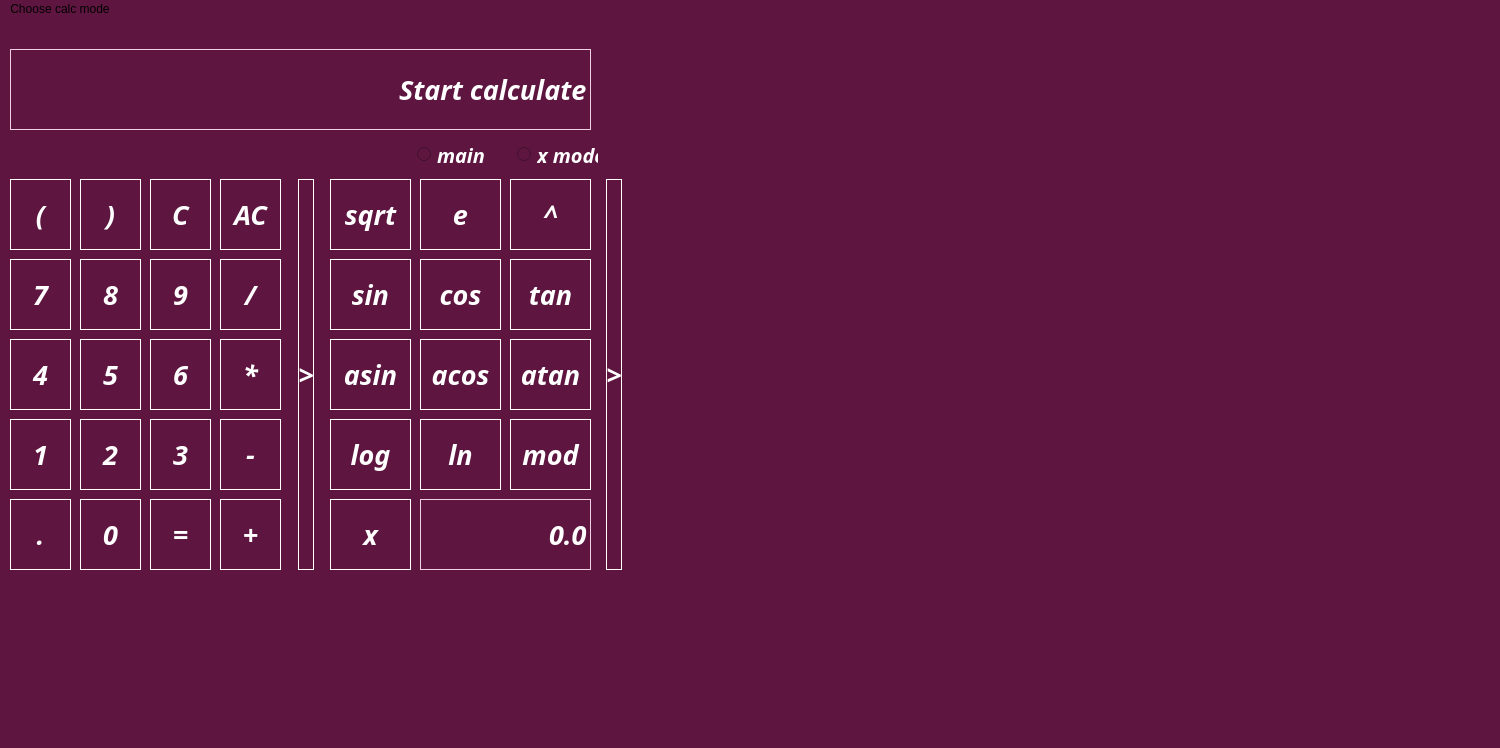
This is src/mainwindow.ui in PolinaSKozlova/SmartCalc_v2.0 as Qt 5 draws it before an edit. The edited form follows.
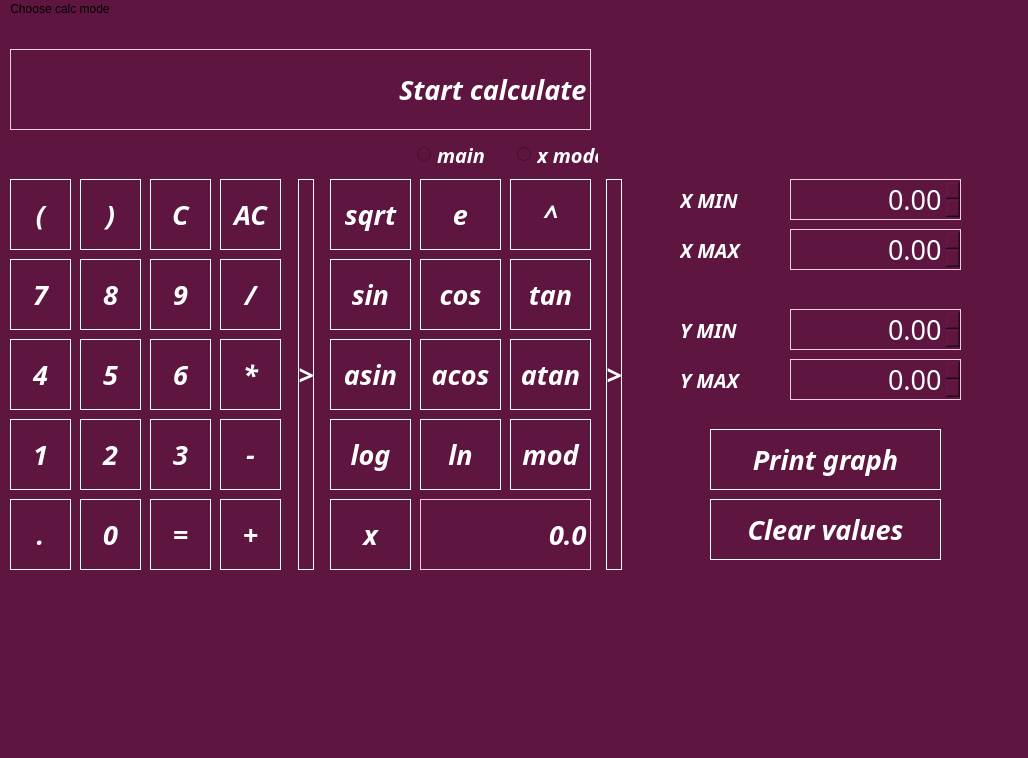
This is the edited form.

Commit message: добавила поля для отрисовки графика

What changed in the file:
```diff
--- a/src/mainwindow.ui
+++ b/src/mainwindow.ui
@@ -6,8 +6,8 @@
    <rect>
     <x>0</x>
     <y>0</y>
-    <width>1500</width>
-    <height>748</height>
+    <width>1028</width>
+    <height>758</height>
    </rect>
   </property>
   <property name="font">
@@ -63,7 +63,7 @@
      <rect>
       <x>0</x>
       <y>120</y>
-      <width>641</width>
+      <width>1001</width>
       <height>441</height>
      </rect>
     </property>
@@ -1535,6 +1535,334 @@
       </property>
      </widget>
     </widget>
+    <widget class="QFrame" name="frame_3">
+     <property name="geometry">
+      <rect>
+       <x>670</x>
+       <y>40</y>
+       <width>321</width>
+       <height>391</height>
+      </rect>
+     </property>
+     <property name="frameShape">
+      <enum>QFrame::NoFrame</enum>
+     </property>
+     <property name="frameShadow">
+      <enum>QFrame::Raised</enum>
+     </property>
+     <widget class="QDoubleSpinBox" name="y_max">
+      <property name="geometry">
+       <rect>
+        <x>120</x>
+        <y>180</y>
+        <width>171</width>
+        <height>41</height>
+       </rect>
+      </property>
+      <property name="font">
+       <font>
+        <family>Shree Devanagari 714</family>
+        <pointsize>20</pointsize>
+       </font>
+      </property>
+      <property name="layoutDirection">
+       <enum>Qt::LeftToRight</enum>
+      </property>
+      <property name="styleSheet">
+       <string notr="true">background-color: qlineargradient(x1: 0, y1: 0, x2: 0, y2: 1, 
+													stop: 0 #f5b5da, stop: 1 #521839 );
+color: white;
+border: 1px solid #f2d0e4;</string>
+      </property>
+      <property name="alignment">
+       <set>Qt::AlignRight|Qt::AlignTrailing|Qt::AlignVCenter</set>
+      </property>
+      <property name="buttonSymbols">
+       <enum>QAbstractSpinBox::UpDownArrows</enum>
+      </property>
+      <property name="minimum">
+       <double>-1000.000000000000000</double>
+      </property>
+      <property name="maximum">
+       <double>1000.000000000000000</double>
+      </property>
+     </widget>
+     <widget class="QDoubleSpinBox" name="x_max">
+      <property name="geometry">
+       <rect>
+        <x>120</x>
+        <y>50</y>
+        <width>171</width>
+        <height>41</height>
+       </rect>
+      </property>
+      <property name="font">
+       <font>
+        <family>Shree Devanagari 714</family>
+        <pointsize>20</pointsize>
+       </font>
+      </property>
+      <property name="layoutDirection">
+       <enum>Qt::LeftToRight</enum>
+      </property>
+      <property name="styleSheet">
+       <string notr="true">background-color: qlineargradient(x1: 0, y1: 0, x2: 0, y2: 1, 
+													stop: 0 #f5b5da, stop: 1 #521839 );
+color: white;
+border: 1px solid #f2d0e4;</string>
+      </property>
+      <property name="alignment">
+       <set>Qt::AlignRight|Qt::AlignTrailing|Qt::AlignVCenter</set>
+      </property>
+      <property name="buttonSymbols">
+       <enum>QAbstractSpinBox::UpDownArrows</enum>
+      </property>
+      <property name="minimum">
+       <double>-1000.000000000000000</double>
+      </property>
+      <property name="maximum">
+       <double>1000.000000000000000</double>
+      </property>
+     </widget>
+     <widget class="QDoubleSpinBox" name="y_min">
+      <property name="geometry">
+       <rect>
+        <x>120</x>
+        <y>130</y>
+        <width>171</width>
+        <height>41</height>
+       </rect>
+      </property>
+      <property name="font">
+       <font>
+        <family>Shree Devanagari 714</family>
+        <pointsize>20</pointsize>
+       </font>
+      </property>
+      <property name="layoutDirection">
+       <enum>Qt::LeftToRight</enum>
+      </property>
+      <property name="styleSheet">
+       <string notr="true">background-color: qlineargradient(x1: 0, y1: 0, x2: 0, y2: 1, 
+													stop: 0 #f5b5da, stop: 1 #521839 );
+color: white;
+border: 1px solid #f2d0e4;</string>
+      </property>
+      <property name="alignment">
+       <set>Qt::AlignRight|Qt::AlignTrailing|Qt::AlignVCenter</set>
+      </property>
+      <property name="buttonSymbols">
+       <enum>QAbstractSpinBox::UpDownArrows</enum>
+      </property>
+      <property name="minimum">
+       <double>-1000.000000000000000</double>
+      </property>
+      <property name="maximum">
+       <double>1000.000000000000000</double>
+      </property>
+     </widget>
+     <widget class="QDoubleSpinBox" name="x_min">
+      <property name="geometry">
+       <rect>
+        <x>120</x>
+        <y>0</y>
+        <width>171</width>
+        <height>41</height>
+       </rect>
+      </property>
+      <property name="font">
+       <font>
+        <family>Shree Devanagari 714</family>
+        <pointsize>20</pointsize>
+       </font>
+      </property>
+      <property name="layoutDirection">
+       <enum>Qt::LeftToRight</enum>
+      </property>
+      <property name="styleSheet">
+       <string notr="true">background-color: qlineargradient(x1: 0, y1: 0, x2: 0, y2: 1, 
+													stop: 0 #f5b5da, stop: 1 #521839 );
+color: white;
+border: 1px solid #f2d0e4;</string>
+      </property>
+      <property name="alignment">
+       <set>Qt::AlignRight|Qt::AlignTrailing|Qt::AlignVCenter</set>
+      </property>
+      <property name="buttonSymbols">
+       <enum>QAbstractSpinBox::UpDownArrows</enum>
+      </property>
+      <property name="minimum">
+       <double>-1000.000000000000000</double>
+      </property>
+      <property name="maximum">
+       <double>1000.000000000000000</double>
+      </property>
+     </widget>
+     <widget class="QLabel" name="label_for_x_min">
+      <property name="geometry">
+       <rect>
+        <x>10</x>
+        <y>0</y>
+        <width>91</width>
+        <height>41</height>
+       </rect>
+      </property>
+      <property name="font">
+       <font>
+        <family>Shree Devanagari 714</family>
+        <pointsize>15</pointsize>
+        <italic>true</italic>
+        <bold>true</bold>
+       </font>
+      </property>
+      <property name="styleSheet">
+       <string notr="true">color: white;</string>
+      </property>
+      <property name="text">
+       <string>X MIN</string>
+      </property>
+     </widget>
+     <widget class="QLabel" name="label_for_x_max">
+      <property name="geometry">
+       <rect>
+        <x>10</x>
+        <y>50</y>
+        <width>91</width>
+        <height>41</height>
+       </rect>
+      </property>
+      <property name="font">
+       <font>
+        <family>Shree Devanagari 714</family>
+        <pointsize>15</pointsize>
+        <italic>true</italic>
+        <bold>true</bold>
+       </font>
+      </property>
+      <property name="styleSheet">
+       <string notr="true">color: white;</string>
+      </property>
+      <property name="text">
+       <string>X MAX</string>
+      </property>
+     </widget>
+     <widget class="QLabel" name="label_for_y_max">
+      <property name="geometry">
+       <rect>
+        <x>10</x>
+        <y>180</y>
+        <width>91</width>
+        <height>41</height>
+       </rect>
+      </property>
+      <property name="font">
+       <font>
+        <family>Shree Devanagari 714</family>
+        <pointsize>15</pointsize>
+        <italic>true</italic>
+        <bold>true</bold>
+       </font>
+      </property>
+      <property name="styleSheet">
+       <string notr="true">color: white;</string>
+      </property>
+      <property name="text">
+       <string>Y MAX</string>
+      </property>
+     </widget>
+     <widget class="QLabel" name="label_for_y_min">
+      <property name="geometry">
+       <rect>
+        <x>10</x>
+        <y>130</y>
+        <width>101</width>
+        <height>41</height>
+       </rect>
+      </property>
+      <property name="font">
+       <font>
+        <family>Shree Devanagari 714</family>
+        <pointsize>15</pointsize>
+        <italic>true</italic>
+        <bold>true</bold>
+       </font>
+      </property>
+      <property name="styleSheet">
+       <string notr="true">color: white;</string>
+      </property>
+      <property name="text">
+       <string>Y MIN</string>
+      </property>
+     </widget>
+     <widget class="QPushButton" name="pushButton">
+      <property name="geometry">
+       <rect>
+        <x>40</x>
+        <y>320</y>
+        <width>231</width>
+        <height>61</height>
+       </rect>
+      </property>
+      <property name="font">
+       <font>
+        <family>Shree Devanagari 714</family>
+        <pointsize>20</pointsize>
+        <italic>true</italic>
+        <bold>true</bold>
+       </font>
+      </property>
+      <property name="styleSheet">
+       <string notr="true">QPushButton {
+background-color: qlineargradient(x1: 0, y1: 0, x2: 0, y2: 1,
+                                      stop: 0 #f5b5da, stop: 1 #521839 );
+color: white;
+border: 1px solid white;
+}
+
+QPushButton:pressed {
+    background-color: qlineargradient(x1: 0, y1: 0, x2: 0, y2: 1,
+                                      stop: 0 #521839, stop: 1 #f5b5da);
+}</string>
+      </property>
+      <property name="text">
+       <string>Clear values</string>
+      </property>
+     </widget>
+     <widget class="QPushButton" name="print_graph">
+      <property name="geometry">
+       <rect>
+        <x>40</x>
+        <y>250</y>
+        <width>231</width>
+        <height>61</height>
+       </rect>
+      </property>
+      <property name="font">
+       <font>
+        <family>Shree Devanagari 714</family>
+        <pointsize>20</pointsize>
+        <italic>true</italic>
+        <bold>true</bold>
+       </font>
+      </property>
+      <property name="styleSheet">
+       <string notr="true">QPushButton {
+background-color: qlineargradient(x1: 0, y1: 0, x2: 0, y2: 1,
+                                      stop: 0 #f5b5da, stop: 1 #521839 );
+color: white;
+border: 1px solid white;
+}
+
+QPushButton:pressed {
+    background-color: qlineargradient(x1: 0, y1: 0, x2: 0, y2: 1,
+                                      stop: 0 #521839, stop: 1 #f5b5da);
+}</string>
+      </property>
+      <property name="text">
+       <string>Print graph</string>
+      </property>
+     </widget>
+    </widget>
    </widget>
   </widget>
   <widget class="QMenuBar" name="menubar">
@@ -1542,7 +1870,7 @@
     <rect>
      <x>0</x>
      <y>0</y>
-     <width>1500</width>
+     <width>1028</width>
      <height>24</height>
     </rect>
    </property>
```
The commit also changes 2 other files.
